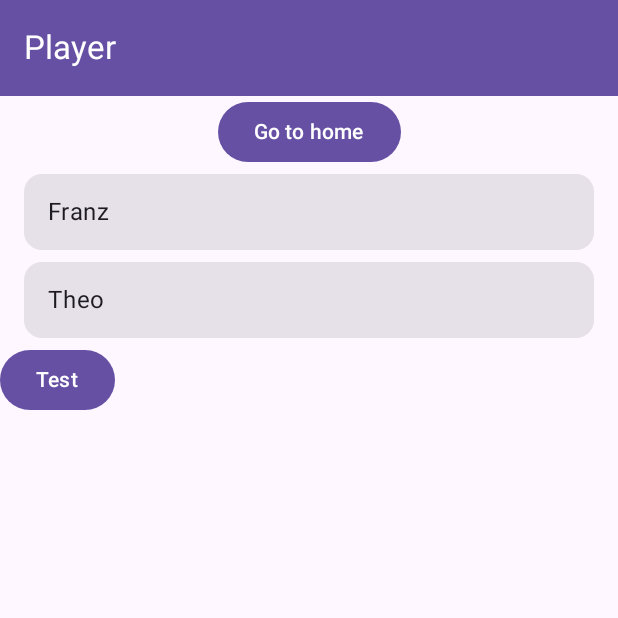
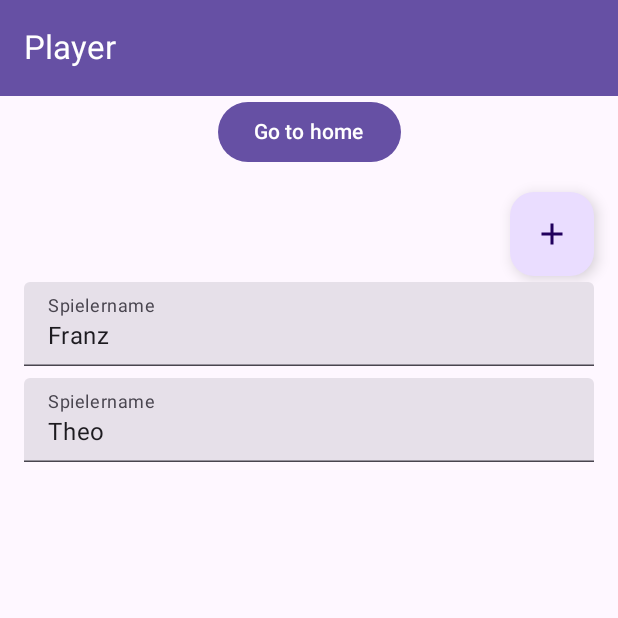
Before and after one commit to franzDamian/MagicMagic, an Android app built with Jetpack Compose: the PlayerScreen screen opened through its navigation route, on a phone screen of 412 x 824 dp, the top half of it. Run offline under Robolectric (Android 15) with nearby library versions, the phone set to English and light mode, and no system bars.

Commit message:
added textfield

```diff
--- a/app/src/main/java/com/magic/magicmagic/components/player/PlayerList.kt
+++ b/app/src/main/java/com/magic/magicmagic/components/player/PlayerList.kt
@@ -1,18 +1,37 @@
-package com.magic.magicmagic.components.player
-
+import androidx.compose.foundation.background
+import androidx.compose.foundation.border
 import androidx.compose.foundation.layout.Column
 import androidx.compose.foundation.layout.fillMaxSize
+import androidx.compose.foundation.layout.fillMaxWidth
+import androidx.compose.foundation.layout.padding
 import androidx.compose.foundation.lazy.LazyColumn
 import androidx.compose.foundation.lazy.items
+import androidx.compose.material.icons.Icons
+import androidx.compose.material.icons.filled.Add
 import androidx.compose.material3.Button
+import androidx.compose.material3.FloatingActionButton
+import androidx.compose.material3.Icon
+import androidx.compose.material3.IconButton
+import androidx.compose.material3.MaterialTheme
 import androidx.compose.material3.Text
+import androidx.compose.material3.TextField
 import androidx.compose.runtime.Composable
 import androidx.compose.runtime.collectAsState
 import androidx.compose.runtime.getValue
+import androidx.compose.runtime.mutableStateOf
+import androidx.compose.runtime.remember
+import androidx.compose.runtime.setValue
+import androidx.compose.ui.Alignment
 import androidx.compose.ui.Modifier
+import androidx.compose.ui.graphics.Color
+import androidx.compose.ui.unit.dp
 import androidx.lifecycle.ViewModel
+import com.magic.magicmagic.components.player.Player
+import com.magic.magicmagic.ui.theme.MagicMagicTheme
 import kotlinx.coroutines.flow.MutableStateFlow
 import kotlinx.coroutines.flow.asStateFlow
+import org.intellij.lang.annotations.JdkConstants.HorizontalAlignment
+import kotlin.concurrent.thread
 
 class PlayerListViewModel : ViewModel() {
     private val _players = MutableStateFlow(listOf(Player("Franz"), Player("Theo")))
@@ -21,23 +40,46 @@ class PlayerListViewModel : ViewModel() {
     fun addPlayer(playerName: String) {
         _players.value += Player(playerName)
     }
+
+    fun updatePlayerName(index: Int, newName: String) {
+        val updatedPlayers = _players.value.toMutableList()
+        updatedPlayers[index] = Player(newName)
+        _players.value = updatedPlayers
+    }
 }
 
 @Composable
 fun PlayerList() {
     val viewModel = PlayerListViewModel()
     val players by viewModel.players.collectAsState()
+
     Column(
-        modifier = Modifier.fillMaxSize()
+        modifier = Modifier.fillMaxSize().padding(16.dp)
     ) {
-        LazyColumn {
-            items(players) { player ->
-                PlayerListItem(name = player.name)
+        Column(horizontalAlignment = Alignment.End, modifier = Modifier.fillMaxWidth()) {
+            FloatingActionButton(
+                onClick = { viewModel.addPlayer("Neuer Spieler") },
+            ) {
+                Icon(
+                    imageVector = Icons.Filled.Add,
+                    contentDescription = "Plus-Icon"
+                )
             }
         }
 
-        Button(onClick = { viewModel.addPlayer("blabla")}) {
-            Text("Test")
+        LazyColumn {
+            items(players.size) { index ->
+                var playerName by remember { mutableStateOf(players[index].name) }
+                TextField(
+                    value = playerName,
+                    onValueChange = {
+                        playerName = it
+                        viewModel.updatePlayerName(index, it)
+                    },
+                    label = { Text("Spielername") },
+                    modifier = Modifier.fillMaxWidth().padding(vertical = 4.dp)
+                )
+            }
         }
     }
 }
--- a/app/src/main/java/com/magic/magicmagic/screens/PlayerScreen.kt
+++ b/app/src/main/java/com/magic/magicmagic/screens/PlayerScreen.kt
@@ -1,5 +1,6 @@
 package com.magic.magicmagic.screens
 
+import PlayerList
 import androidx.compose.foundation.layout.Arrangement
 import androidx.compose.foundation.layout.Column
 import androidx.compose.foundation.layout.fillMaxSize
@@ -8,7 +9,6 @@ import androidx.compose.material3.Text
 import androidx.compose.runtime.Composable
 import androidx.compose.ui.Alignment
 import androidx.compose.ui.Modifier
-import com.magic.magicmagic.components.player.PlayerList
 import com.magic.magicmagic.navigation.HomeRoute
 import com.magic.magicmagic.navigation.LocalNavController
 import com.magic.magicmagic.navigation.navigateSingleTopTo
```
